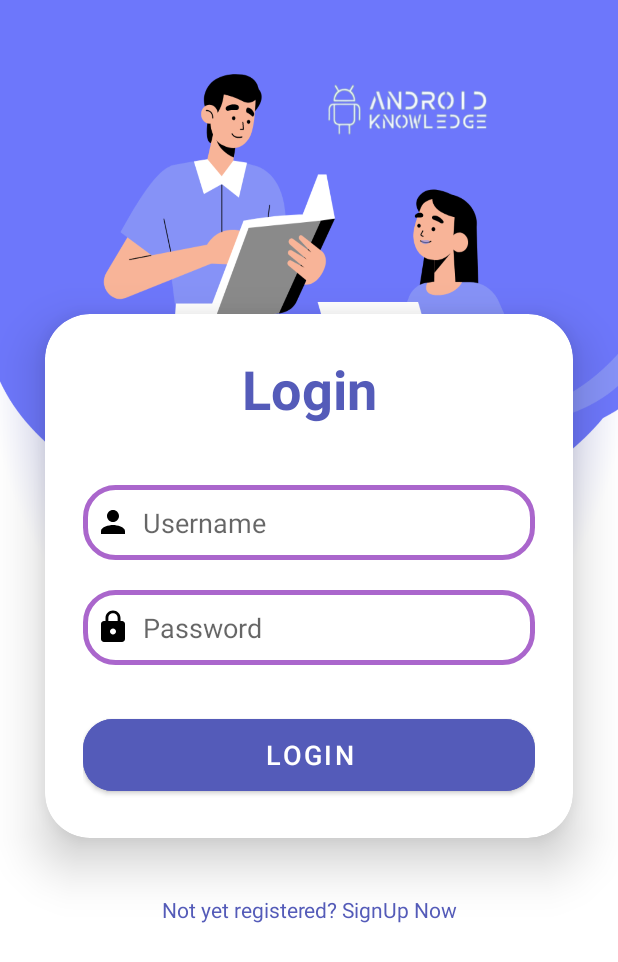
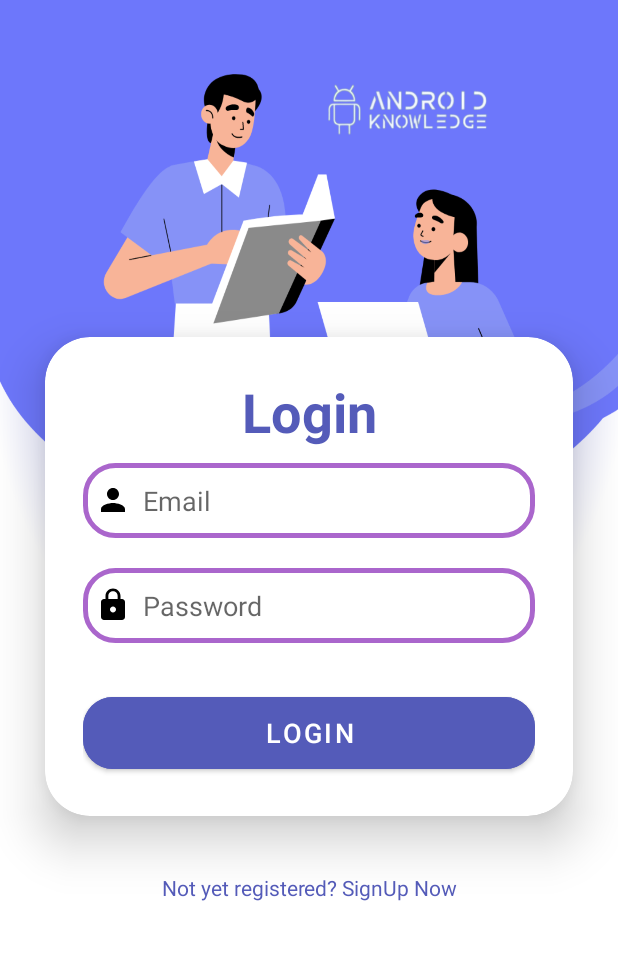
Before and after one commit to AndroidLord/BloodLink, an Android app: the layout activity_login.xml on its own in the app's theme, with its tools: preview values and no code run, on a phone screen of 412 x 824 dp. Shown: the top 962 px of the screen. Run offline under Robolectric (Android 15) with nearby library versions, the phone set to English and light mode, and no system bars.

Commit message:
Adding Firebase SignIn Feature to the LoginActivity

```diff
--- a/app/src/main/java/com/example/bloodlink/CreateActivity.java
+++ b/app/src/main/java/com/example/bloodlink/CreateActivity.java
@@ -135,6 +135,7 @@ public class CreateActivity extends AppCompatActivity {
                                                     userModel.setUserName(task.getResult().getString("userName"));
                                                     userModel.setEmailId(task.getResult().getString("userEmail"));
 
+                                                    Toast.makeText(CreateActivity.this, "*Account Created Successfully*", Toast.LENGTH_SHORT).show();
                                                     startActivity(new Intent(CreateActivity.this,DrawerActivity.class));
 
                                                 }
--- a/app/src/main/java/com/example/bloodlink/DrawerActivity.java
+++ b/app/src/main/java/com/example/bloodlink/DrawerActivity.java
@@ -75,6 +75,7 @@ public class DrawerActivity extends AppCompatActivity implements NavigationView.
 
             case R.id.nav_profile:
                 loadFragment(new ProfileFragment());
+                //fragmentContainer.
                 break;
 
             case R.id.nav_achievement:
--- a/app/src/main/java/com/example/bloodlink/SplashActivity.java
+++ b/app/src/main/java/com/example/bloodlink/SplashActivity.java
@@ -21,6 +21,7 @@ public class SplashActivity extends AppCompatActivity {
             public void run() {
                 Intent intent = new Intent(SplashActivity.this,LoginActivity.class);
                 startActivity(intent);
+                finish();
             }
         },SPLASH_TIMING);
 
--- a/app/src/main/java/com/example/bloodlink/adaptors/PatientRecyclerAdaptor.java
+++ b/app/src/main/java/com/example/bloodlink/adaptors/PatientRecyclerAdaptor.java
@@ -74,6 +74,7 @@ public class PatientRecyclerAdaptor extends RecyclerView.Adapter<PatientRecycler
             descriptionTextView = itemView.findViewById(R.id.description_item);
             userImageView = itemView.findViewById(R.id.imageView_item);
 
+
         }
     }
 }
--- a/app/src/main/java/com/example/bloodlink/fragment/ProfileFragment.java
+++ b/app/src/main/java/com/example/bloodlink/fragment/ProfileFragment.java
@@ -23,6 +23,8 @@ public class ProfileFragment extends Fragment {
     public View onCreateView(LayoutInflater inflater, ViewGroup container,
                              Bundle savedInstanceState) {
         // Inflate the layout for this fragment
-        return inflater.inflate(R.layout.fragment_profile, container, false);
+        View view = inflater.inflate(R.layout.fragment_profile, container, false);
+
+        return view;
     }
 }
--- a/app/src/main/java/com/example/bloodlink/model/PatientModel.java
+++ b/app/src/main/java/com/example/bloodlink/model/PatientModel.java
@@ -13,6 +13,9 @@ public class PatientModel {
             description;
 
     private String userImage,patientImage;
+
+    public PatientModel() {
+    }
 
     // User Image, Constructor
     public PatientModel(String title, String author, String location, String postedOn, String dueDate, String description, String userImage) {
--- a/app/src/main/res/layout/activity_login.xml
+++ b/app/src/main/res/layout/activity_login.xml
@@ -8,8 +8,8 @@
     android:layout_height="match_parent"
     android:orientation="vertical"
     android:gravity="center"
-    android:background="@drawable/blood_donar"
-    tools:context=".MainActivity">
+    android:background="@drawable/blood_donar">
+
     <androidx.cardview.widget.CardView
         android:layout_width="match_parent"
         android:layout_height="wrap_content"
@@ -36,20 +36,20 @@
                 android:textStyle="bold" />
 
             <EditText
-                android:id="@+id/username"
+                android:id="@+id/emailEditText_login"
                 android:layout_width="match_parent"
                 android:layout_height="50dp"
-                android:layout_marginTop="40dp"
+                android:layout_marginTop="10dp"
                 android:background="@drawable/custom_edittext"
                 android:drawableStart="@drawable/baseline_person_24"
                 android:drawablePadding="8dp"
-                android:hint="@string/username"
+                android:hint="@string/email"
                 android:padding="8dp"
                 android:textColor="@color/black"
                 android:textColorHighlight="@color/cardview_dark_background" />
 
             <EditText
-                android:id="@+id/password"
+                android:id="@+id/passwordEditText_login"
                 android:layout_width="match_parent"
                 android:layout_height="50dp"
                 android:layout_marginTop="20dp"
@@ -63,7 +63,7 @@
                 android:textColorHighlight="@color/cardview_dark_background" />
 
             <Button
-                android:id="@+id/loginButton"
+                android:id="@+id/loginAccountButton_login"
                 android:layout_width="match_parent"
                 android:layout_height="60dp"
                 android:layout_marginTop="30dp"
--- a/app/src/main/res/layout/fragment_request_blood.xml
+++ b/app/src/main/res/layout/fragment_request_blood.xml
@@ -3,12 +3,9 @@
     xmlns:tools="http://schemas.android.com/tools"
     android:layout_width="match_parent"
     android:layout_height="match_parent"
+    android:background="@color/white"
     tools:context=".fragment.RequestBloodFragment">
 
 
-    <TextView
-        android:layout_width="match_parent"
-        android:layout_height="match_parent"
-        android:text="@string/hello_blank_fragment" />
 
 </FrameLayout>
```
Also changed, not shown: app/src/main/java/com/example/bloodlink/LoginActivity.java (+124 -3 lines), app/src/main/java/com/example/bloodlink/fragment/RequestBloodFragment.java (+9 -1 lines).
